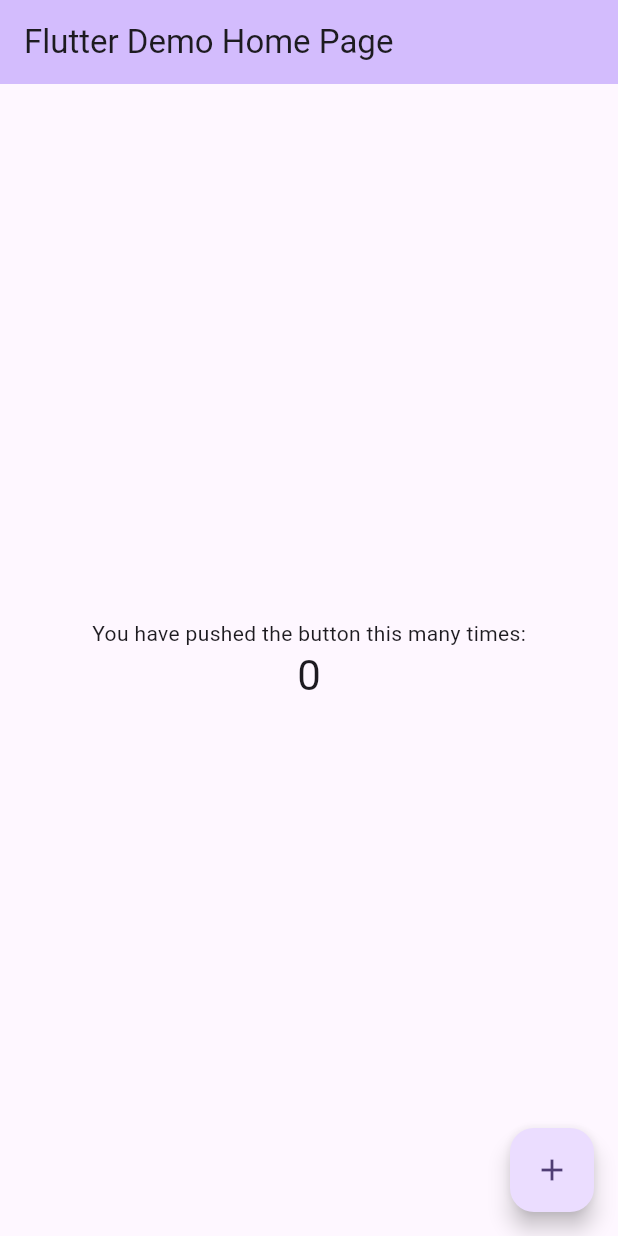
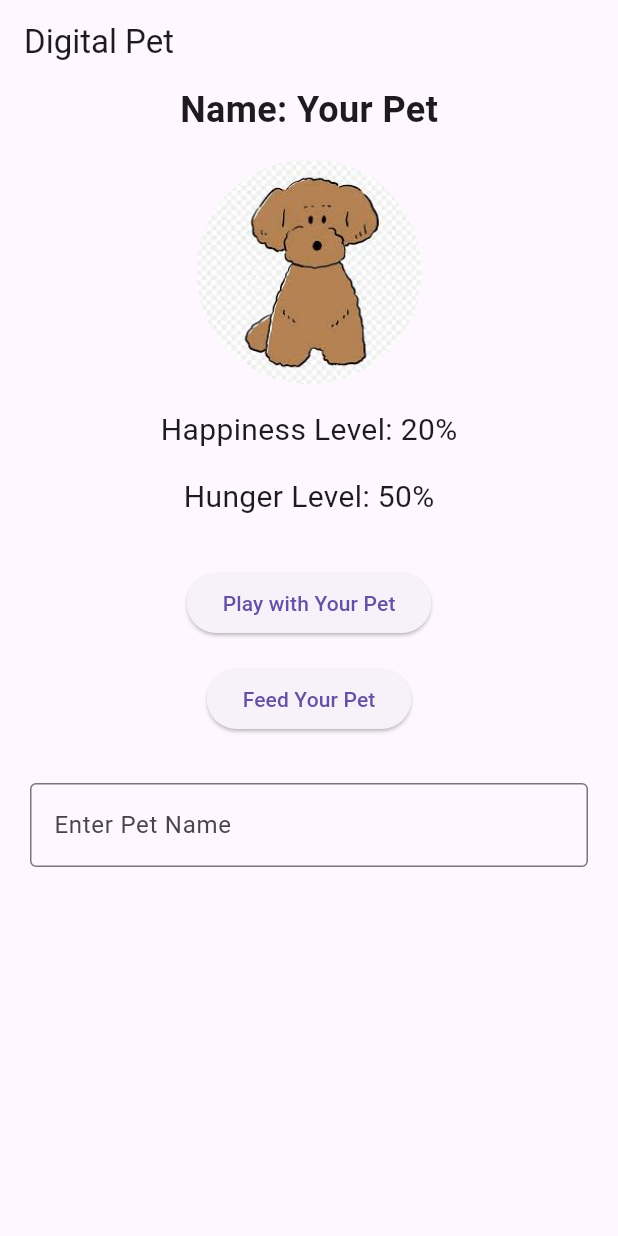
Before and after one commit to Joshika-21/Digi_Pet_App, a Flutter app: the screen it shows after launch, on a phone screen of 412 x 824 dp. Run offline on Flutter 3.47's test engine with Material 3 defaults, Android fonts, the phone set to English and light mode, and no system bars.

Commit message:
Added a pet image and happiness and feeding features

```diff
--- a/lib/main.dart
+++ b/lib/main.dart
@@ -1,122 +1,190 @@
+import 'dart:async';
 import 'package:flutter/material.dart';
 
 void main() {
-  runApp(const MyApp());
+  runApp(MaterialApp(home: DigitalPetApp()));
 }
 
-class MyApp extends StatelessWidget {
-  const MyApp({super.key});
-
-  // This widget is the root of your application.
+class DigitalPetApp extends StatefulWidget {
   @override
-  Widget build(BuildContext context) {
-    return MaterialApp(
-      title: 'Flutter Demo',
-      theme: ThemeData(
-        // This is the theme of your application.
-        //
-        // TRY THIS: Try running your application with "flutter run". You'll see
-        // the application has a purple toolbar. Then, without quitting the app,
-        // try changing the seedColor in the colorScheme below to Colors.green
-        // and then invoke "hot reload" (save your changes or press the "hot
-        // reload" button in a Flutter-supported IDE, or press "r" if you used
-        // the command line to start the app).
-        //
-        // Notice that the counter didn't reset back to zero; the application
-        // state is not lost during the reload. To reset the state, use hot
-        // restart instead.
-        //
-        // This works for code too, not just values: Most code changes can be
-        // tested with just a hot reload.
-        colorScheme: ColorScheme.fromSeed(seedColor: Colors.deepPurple),
-      ),
-      home: const MyHomePage(title: 'Flutter Demo Home Page'),
-    );
-  }
+  _DigitalPetAppState createState() => _DigitalPetAppState();
 }
 
-class MyHomePage extends StatefulWidget {
-  const MyHomePage({super.key, required this.title});
-
-  // This widget is the home page of your application. It is stateful, meaning
-  // that it has a State object (defined below) that contains fields that affect
-  // how it looks.
-
-  // This class is the configuration for the state. It holds the values (in this
-  // case the title) provided by the parent (in this case the App widget) and
-  // used by the build method of the State. Fields in a Widget subclass are
-  // always marked "final".
-
-  final String title;
+class _DigitalPetAppState extends State<DigitalPetApp> {
+  String petName = "Your Pet";
+  int happinessLevel = 20;
+  int hungerLevel = 50;
+  late TextEditingController _nameController;
+  late Timer _hungerTimer;
+  late Timer _winConditionTimer;
+  bool _isGameOver = false;
+  bool _hasWon = false;
+  int happinessAboveThresholdDuration = 0;
 
   @override
-  State<MyHomePage> createState() => _MyHomePageState();
-}
+  void initState() {
+    super.initState();
+    _nameController = TextEditingController();
+    _startHungerTimer();
+    _startWinConditionTimer();
+  }
 
-class _MyHomePageState extends State<MyHomePage> {
-  int _counter = 0;
+  void _startHungerTimer() {
+    _hungerTimer = Timer.periodic(const Duration(seconds: 10), (timer) {
+      setState(() {
+        hungerLevel = (hungerLevel + 5).clamp(0, 100);
+        if (hungerLevel >= 100) {
+          happinessLevel = (happinessLevel - 20).clamp(0, 100);
+        }
+        _checkLossCondition();
+      });
+    });
+  }
 
-  void _incrementCounter() {
+  void _startWinConditionTimer() {
+    _winConditionTimer = Timer.periodic(const Duration(seconds: 1), (timer) {
+      if (happinessLevel > 80) {
+        happinessAboveThresholdDuration++;
+        if (happinessAboveThresholdDuration >= 30) {
+          setState(() {
+            _hasWon = true;
+            _hungerTimer.cancel();
+            _winConditionTimer.cancel();
+          });
+        }
+      } else {
+        happinessAboveThresholdDuration = 0;
+      }
+    });
+  }
+
+  @override
+  void dispose() {
+    _nameController.dispose();
+    _hungerTimer.cancel();
+    _winConditionTimer.cancel();
+    super.dispose();
+  }
+
+  void _playWithPet() {
+    if (_isGameOver || _hasWon) return;
     setState(() {
-      // This call to setState tells the Flutter framework that something has
-      // changed in this State, which causes it to rerun the build method below
-      // so that the display can reflect the updated values. If we changed
-      // _counter without calling setState(), then the build method would not be
-      // called again, and so nothing would appear to happen.
-      _counter++;
+      happinessLevel = (happinessLevel + 10).clamp(0, 100);
+      _updateHunger();
+    });
+  }
+
+  void _feedPet() {
+    if (_isGameOver || _hasWon) return;
+    setState(() {
+      hungerLevel = (hungerLevel - 10).clamp(0, 100);
+      _updateHappiness();
+    });
+  }
+
+  void _updateHappiness() {
+    if (hungerLevel < 30) {
+      happinessLevel = (happinessLevel - 20).clamp(0, 100);
+    } else {
+      happinessLevel = (happinessLevel + 10).clamp(0, 100);
+    }
+    _checkLossCondition();
+  }
+
+  void _updateHunger() {
+    hungerLevel = (hungerLevel + 5).clamp(0, 100);
+    if (hungerLevel > 100) {
+      hungerLevel = 100;
+      happinessLevel = (happinessLevel - 20).clamp(0, 100);
+    }
+    _checkLossCondition();
+  }
+
+  void _checkLossCondition() {
+    if (hungerLevel == 100 && happinessLevel <= 10) {
+      setState(() {
+        _isGameOver = true;
+        _hungerTimer.cancel();
+        _winConditionTimer.cancel();
+      });
+    }
+  }
+
+  void _submitName() {
+    setState(() {
+      petName = _nameController.text;
     });
   }
 
   @override
   Widget build(BuildContext context) {
-    // This method is rerun every time setState is called, for instance as done
-    // by the _incrementCounter method above.
-    //
-    // The Flutter framework has been optimized to make rerunning build methods
-    // fast, so that you can just rebuild anything that needs updating rather
-    // than having to individually change instances of widgets.
     return Scaffold(
-      appBar: AppBar(
-        // TRY THIS: Try changing the color here to a specific color (to
-        // Colors.amber, perhaps?) and trigger a hot reload to see the AppBar
-        // change color while the other colors stay the same.
-        backgroundColor: Theme.of(context).colorScheme.inversePrimary,
-        // Here we take the value from the MyHomePage object that was created by
-        // the App.build method, and use it to set our appbar title.
-        title: Text(widget.title),
-      ),
-      body: Center(
-        // Center is a layout widget. It takes a single child and positions it
-        // in the middle of the parent.
-        child: Column(
-          // Column is also a layout widget. It takes a list of children and
-          // arranges them vertically. By default, it sizes itself to fit its
-          // children horizontally, and tries to be as tall as its parent.
-          //
-          // Column has various properties to control how it sizes itself and
-          // how it positions its children. Here we use mainAxisAlignment to
-          // center the children vertically; the main axis here is the vertical
-          // axis because Columns are vertical (the cross axis would be
-          // horizontal).
-          //
-          // TRY THIS: Invoke "debug painting" (choose the "Toggle Debug Paint"
-          // action in the IDE, or press "p" in the console), to see the
-          // wireframe for each widget.
-          mainAxisAlignment: MainAxisAlignment.center,
-          children: <Widget>[
-            const Text('You have pushed the button this many times:'),
-            Text(
-              '$_counter',
-              style: Theme.of(context).textTheme.headlineMedium,
-            ),
-          ],
+      resizeToAvoidBottomInset: false,
+      appBar: AppBar(title: const Text('Digital Pet')),
+      body: SingleChildScrollView(
+        child: Center(
+          child: Column(
+            mainAxisAlignment: MainAxisAlignment.center,
+            children: <Widget>[
+              Text(
+                'Name: $petName',
+                style: const TextStyle(
+                  fontSize: 24.0,
+                  fontWeight: FontWeight.bold,
+                ),
+              ),
+              const SizedBox(height: 16.0),
+              Container(
+                height: 150,
+                width: 150,
+                decoration: BoxDecoration(
+                  shape: BoxShape.circle,
+                  image: const DecorationImage(
+                    image: AssetImage('assets/normal_dog.png'),
+                    fit: BoxFit.cover,
+                  ),
+                ),
+              ),
+              const SizedBox(height: 16.0),
+              Text(
+                _isGameOver
+                    ? 'Game Over! 😢'
+                    : _hasWon
+                    ? 'You Win! 🎉'
+                    : 'Happiness Level: $happinessLevel%',
+                style: const TextStyle(fontSize: 20.0),
+              ),
+              const SizedBox(height: 16.0),
+              Text(
+                'Hunger Level: $hungerLevel%',
+                style: const TextStyle(fontSize: 20.0),
+              ),
+              const SizedBox(height: 32.0),
+              ElevatedButton(
+                onPressed: _playWithPet,
+                child: const Text('Play with Your Pet'),
+              ),
+              const SizedBox(height: 16.0),
+              ElevatedButton(
+                onPressed: _feedPet,
+                child: const Text('Feed Your Pet'),
+              ),
+              const SizedBox(height: 32.0),
+              Padding(
+                padding: const EdgeInsets.symmetric(horizontal: 20),
+                child: TextField(
+                  controller: _nameController,
+                  decoration: const InputDecoration(
+                    border: OutlineInputBorder(),
+                    labelText: 'Enter Pet Name',
+                  ),
+                  onSubmitted: (_) => _submitName(),
+                ),
+              ),
+            ],
+          ),
         ),
       ),
-      floatingActionButton: FloatingActionButton(
-        onPressed: _incrementCounter,
-        tooltip: 'Increment',
-        child: const Icon(Icons.add),
-      ), // This trailing comma makes auto-formatting nicer for build methods.
     );
   }
 }
--- a/pubspec.yaml
+++ b/pubspec.yaml
@@ -30,6 +30,7 @@ environment:
 dependencies:
   flutter:
     sdk: flutter
+  google_fonts: ^6.1.0
 
   # The following adds the Cupertino Icons font to your application.
   # Use with the CupertinoIcons class for iOS style icons.
@@ -38,6 +39,7 @@ dependencies:
 dev_dependencies:
   flutter_test:
     sdk: flutter
+
 
   # The "flutter_lints" package below contains a set of recommended lints to
   # encourage good coding practices. The lint set provided by the package is
@@ -61,6 +63,9 @@ flutter:
   # assets:
   #   - images/a_dot_burr.jpeg
   #   - images/a_dot_ham.jpeg
+  assets:
+    - assets/normal_dog.png
+
 
   # An image asset can refer to one or more resolution-specific "variants", see
   # https://flutter.dev/to/resolution-aware-images
```
Also changed, not shown: assets/normal_dog.png (added), pubspec.lock, 1 other file.
